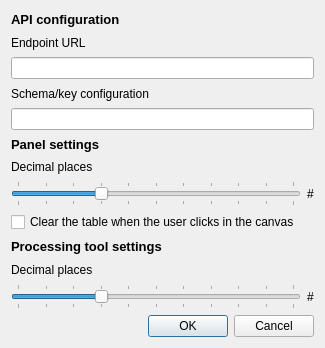
This is GeoContextQGISPlugin_options_dialog_base.ui in kartoza/GeoContextQGISPlugin as Qt 5 draws it before an edit. The edited form follows.
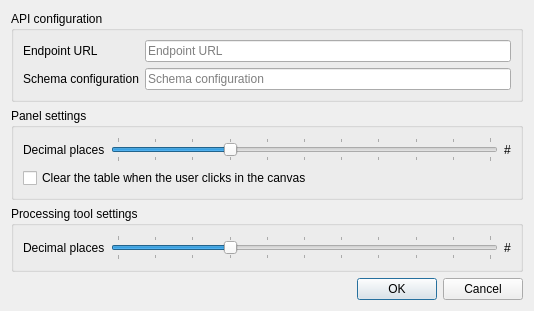
This is the edited form. Custom widgets are drawn as their Qt base class.

Commit message: major updates to the ui. tool, panel and options has been updated

Diff of the .ui file:
```diff
--- a/GeoContextQGISPlugin_options_dialog_base.ui
+++ b/GeoContextQGISPlugin_options_dialog_base.ui
@@ -6,71 +6,123 @@
    <rect>
     <x>0</x>
     <y>0</y>
-    <width>325</width>
-    <height>348</height>
+    <width>534</width>
+    <height>293</height>
    </rect>
   </property>
   <property name="windowTitle">
    <string>Options</string>
   </property>
-  <layout class="QGridLayout" name="gridLayout">
-   <item row="0" column="0" colspan="2">
-    <widget class="QLabel" name="lblGlobal">
-     <property name="font">
-      <font>
-       <pointsize>10</pointsize>
-       <weight>75</weight>
-       <bold>true</bold>
-      </font>
-     </property>
-     <property name="text">
+  <layout class="QVBoxLayout" name="verticalLayout">
+   <item>
+    <widget class="QGroupBox" name="gbApiConfig">
+     <property name="title">
       <string>API configuration</string>
      </property>
-    </widget>
-   </item>
-   <item row="8" column="0">
-    <widget class="QCheckBox" name="checkAutoClear">
+     <layout class="QFormLayout" name="formLayout">
+      <item row="0" column="0">
+       <widget class="QLabel" name="lblEndpointUrl">
+        <property name="text">
+         <string>Endpoint URL</string>
+        </property>
+       </widget>
+      </item>
+      <item row="0" column="1">
+       <widget class="QgsFilterLineEdit" name="lineUrl">
+        <property name="placeholderText">
+         <string>Endpoint URL</string>
+        </property>
+        <property name="qgisRelation" stdset="0">
+         <string notr="true"/>
+        </property>
+       </widget>
+      </item>
+      <item row="1" column="0">
+       <widget class="QLabel" name="lblSchema">
      <property name="text">
-      <string>Clear the table when the user clicks in the canvas</string>
+         <string>Schema configuration</string>
      </property>
     </widget>
    </item>
-   <item row="5" column="0">
-    <widget class="QLabel" name="lblPanel">
-     <property name="font">
-      <font>
-       <pointsize>10</pointsize>
-       <weight>75</weight>
-       <bold>true</bold>
-      </font>
-     </property>
-     <property name="text">
+      <item row="1" column="1">
+       <widget class="QgsFilterLineEdit" name="lineSchema">
+        <property name="placeholderText">
+         <string>Schema configuration</string>
+        </property>
+        <property name="qgisRelation" stdset="0">
+         <string notr="true"/>
+        </property>
+       </widget>
+      </item>
+     </layout>
+    </widget>
+   </item>
+   <item>
+    <widget class="QGroupBox" name="gbPanelSettings">
+     <property name="title">
       <string>Panel settings</string>
      </property>
-    </widget>
-   </item>
-   <item row="6" column="0">
+     <layout class="QGridLayout" name="gridLayout">
+      <item row="0" column="0">
     <widget class="QLabel" name="lblDecPlacesPanel">
      <property name="text">
       <string>Decimal places</string>
      </property>
     </widget>
    </item>
-   <item row="9" column="0">
-    <widget class="QLabel" name="lblPanel_2">
-     <property name="font">
-      <font>
-       <pointsize>10</pointsize>
-       <weight>75</weight>
-       <bold>true</bold>
-      </font>
-     </property>
+      <item row="0" column="1">
+       <widget class="QSlider" name="sldDecPlacesPanel">
+        <property name="maximum">
+         <number>10</number>
+        </property>
+        <property name="value">
+         <number>3</number>
+        </property>
+        <property name="sliderPosition">
+         <number>3</number>
+        </property>
+        <property name="orientation">
+         <enum>Qt::Horizontal</enum>
+        </property>
+        <property name="tickPosition">
+         <enum>QSlider::TicksBothSides</enum>
+        </property>
+        <property name="tickInterval">
+         <number>1</number>
+        </property>
+       </widget>
+      </item>
+      <item row="0" column="2">
+       <widget class="QLabel" name="lblDecPlacePanel">
      <property name="text">
+         <string>#</string>
+        </property>
+       </widget>
+      </item>
+      <item row="1" column="0" colspan="3">
+       <widget class="QCheckBox" name="checkAutoClear">
+        <property name="text">
+         <string>Clear the table when the user clicks in the canvas</string>
+        </property>
+       </widget>
+      </item>
+     </layout>
+    </widget>
+   </item>
+   <item>
+    <widget class="QGroupBox" name="gbProcessingTool">
+     <property name="title">
       <string>Processing tool settings</string>
      </property>
-    </widget>
-   </item>
-   <item row="11" column="0">
+     <layout class="QGridLayout" name="gridLayout_2">
+      <item row="0" column="0">
+       <widget class="QLabel" name="lblDecPlacesTool">
+        <property name="text">
+         <string>Decimal places</string>
+        </property>
+       </widget>
+      </item>
+      <item row="0" column="1">
     <widget class="QSlider" name="sldDecPlacesTool">
      <property name="maximum">
       <number>10</number>
@@ -92,36 +144,17 @@
      </property>
     </widget>
    </item>
-   <item row="4" column="0" colspan="2">
-    <widget class="QgsFilterLineEdit" name="lineSchema">
-     <property name="qgisRelation" stdset="0">
-      <string notr="true"/>
+      <item row="0" column="2">
+       <widget class="QLabel" name="lblDecPlaceTool">
+        <property name="text">
+         <string>#</string>
      </property>
     </widget>
    </item>
-   <item row="7" column="0">
-    <widget class="QSlider" name="sldDecPlacesPanel">
-     <property name="maximum">
-      <number>10</number>
-     </property>
-     <property name="value">
-      <number>3</number>
-     </property>
-     <property name="sliderPosition">
-      <number>3</number>
-     </property>
-     <property name="orientation">
-      <enum>Qt::Horizontal</enum>
-     </property>
-     <property name="tickPosition">
-      <enum>QSlider::TicksBothSides</enum>
-     </property>
-     <property name="tickInterval">
-      <number>1</number>
-     </property>
+     </layout>
     </widget>
    </item>
-   <item row="12" column="0" colspan="2">
+   <item>
     <widget class="QDialogButtonBox" name="buttonBox">
      <property name="orientation">
       <enum>Qt::Horizontal</enum>
@@ -131,48 +164,6 @@
      </property>
     </widget>
    </item>
-   <item row="3" column="0">
-    <widget class="QLabel" name="lblSchema">
-     <property name="text">
-      <string>Schema/key configuration</string>
-     </property>
-    </widget>
-   </item>
-   <item row="10" column="0">
-    <widget class="QLabel" name="lblDecPlacesTool">
-     <property name="text">
-      <string>Decimal places</string>
-     </property>
-    </widget>
-   </item>
-   <item row="2" column="0" colspan="2">
-    <widget class="QgsFilterLineEdit" name="lineUrl">
-     <property name="qgisRelation" stdset="0">
-      <string notr="true"/>
-     </property>
-    </widget>
-   </item>
-   <item row="1" column="0">
-    <widget class="QLabel" name="lblEndpointUrl">
-     <property name="text">
-      <string>Endpoint URL</string>
-     </property>
-    </widget>
-   </item>
-   <item row="11" column="1">
-    <widget class="QLabel" name="lblDecPlaceTool">
-     <property name="text">
-      <string>#</string>
-     </property>
-    </widget>
-   </item>
-   <item row="7" column="1">
-    <widget class="QLabel" name="lblDecPlacePanel">
-     <property name="text">
-      <string>#</string>
-     </property>
-    </widget>
-   </item>
   </layout>
  </widget>
  <customwidgets>
```
Left out of the diff: 4 changed lines with no effect on the pictures. Lines whose indentation alone changed are shown as unchanged. The commit also changes 4 other files.
